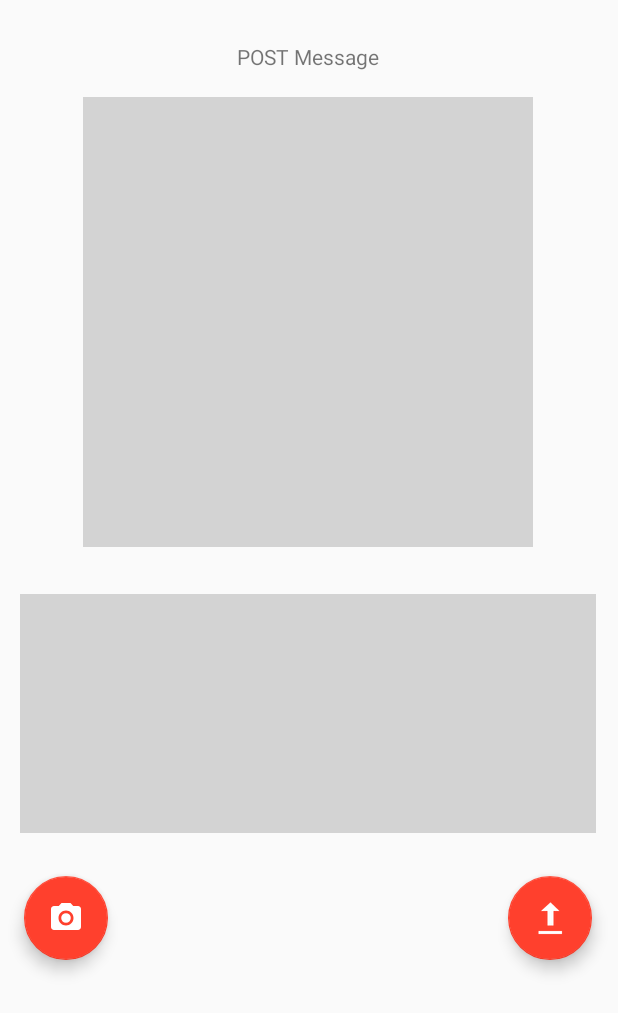
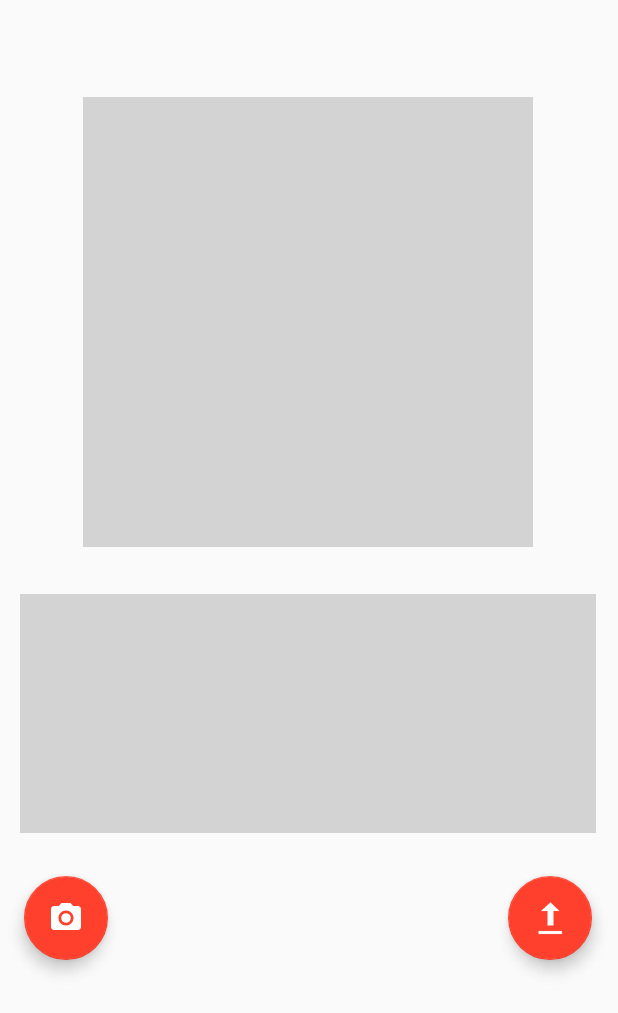
Before and after one commit to lgtdlr/KioskApp, an Android app: the screen it shows after launch (DetectActivity), after a tap on "Detect", on a phone screen of 412 x 824 dp. Shown: the top 1013 px of the screen. Run offline under Robolectric (Android 15) with nearby library versions, the phone set to English and light mode, and no system bars; pictures from the network do not load.

Commit message:
Some code cleanup

```diff
--- a/app/src/main/java/com/example/kioskapp/DetectActivity.java
+++ b/app/src/main/java/com/example/kioskapp/DetectActivity.java
@@ -52,8 +52,6 @@ public class DetectActivity extends AppCompatActivity {
 
     private static OkHttpClient client = new OkHttpClient();
 
-    private ArrayList<Face> faces;
-
     ProgressDialog p;
 
     public static Bitmap drawRectangles(Bitmap original, LinkedList<JSONObject> rectList) {
@@ -85,9 +83,7 @@ public class DetectActivity extends AppCompatActivity {
     protected void onCreate(Bundle savedInstanceState) {
         super.onCreate(savedInstanceState);
         setContentView(R.layout.activity_detect);
-        postResponseText = (TextView) findViewById(R.id.postResponseText);
         imageSelected = (ImageView) findViewById(R.id.imageSelected);
-        faces = new ArrayList<>();
     }
 
     public void onUploadClick(View view) {
@@ -265,25 +261,28 @@ public class DetectActivity extends AppCompatActivity {
     }
 
     private void setUiAfterUpdate(String s, JSONArray parent) throws JSONException {
-        ArrayList<String> items = new ArrayList<String>();
-        ArrayList<Face> item2 = new ArrayList<>();
+        ArrayList<Face> faces = new ArrayList<>();
+        LinkedList<JSONObject> rectList = new LinkedList<>();
 
         for(int i=0; i < parent.length() ; i++) {
             JSONObject json_data = parent.getJSONObject(i);
             JSONObject faceAttributes = json_data.getJSONObject("faceAttributes");
             JSONObject rectangle = json_data.getJSONObject("faceRectangle");
+            rectList.add(rectangle);
             Bitmap currentBitmap = ((BitmapDrawable) imageSelected.getDrawable()).getBitmap();
             Bitmap faceBitmap = Bitmap.createBitmap(currentBitmap, rectangle.getInt("left"),
                                                                         rectangle.getInt("top"),
                                                                         rectangle.getInt("width"),
                                                                         rectangle.getInt("height"));
             int smile = faceAttributes.getInt("age");
-            item2.add(new Face(faceBitmap, "Age: " + smile));
+            faces.add(new Face(faceBitmap, "Age: " + smile));
         }
         ListView listView = (ListView)findViewById(R.id.results_list);
-        FaceListAdapter adapter = new FaceListAdapter(DetectActivity.this, R.layout.detect_adapter_view_layout, item2);
+        FaceListAdapter adapter = new FaceListAdapter(DetectActivity.this, R.layout.detect_adapter_view_layout, faces);
         listView.setAdapter(adapter);
         adapter.notifyDataSetChanged();
+
+
     }
 
 }
--- a/app/src/main/res/layout/activity_detect.xml
+++ b/app/src/main/res/layout/activity_detect.xml
@@ -5,20 +5,6 @@
     android:layout_width="match_parent"
     android:layout_height="match_parent"
     tools:context=".DetectActivity">
-
-    <TextView
-        android:id="@+id/postResponseText"
-        android:layout_width="wrap_content"
-        android:layout_height="wrap_content"
-        android:layout_marginTop="28dp"
-        android:text="POST Message"
-        android:textAlignment="center"
-        app:layout_constraintBottom_toTopOf="@+id/guideline2"
-        app:layout_constraintEnd_toEndOf="parent"
-        app:layout_constraintHorizontal_bias="0.498"
-        app:layout_constraintStart_toStartOf="parent"
-        app:layout_constraintTop_toTopOf="parent"
-        app:layout_constraintVertical_bias="0.0" />
 
     <ImageView
         android:id="@+id/imageSelected"
--- a/app/src/main/res/layout/detect_adapter_view_layout.xml
+++ b/app/src/main/res/layout/detect_adapter_view_layout.xml
@@ -7,8 +7,9 @@
 
     <ImageView
         android:id="@+id/face_id"
-        android:layout_width="wrap_content"
-        android:layout_height="wrap_content"
+        android:layout_width="150dp"
+        android:layout_height="150dp"
+        android:scaleType="fitXY"
         tools:srcCompat="@tools:sample/avatars" />
 
     <TextView
```
